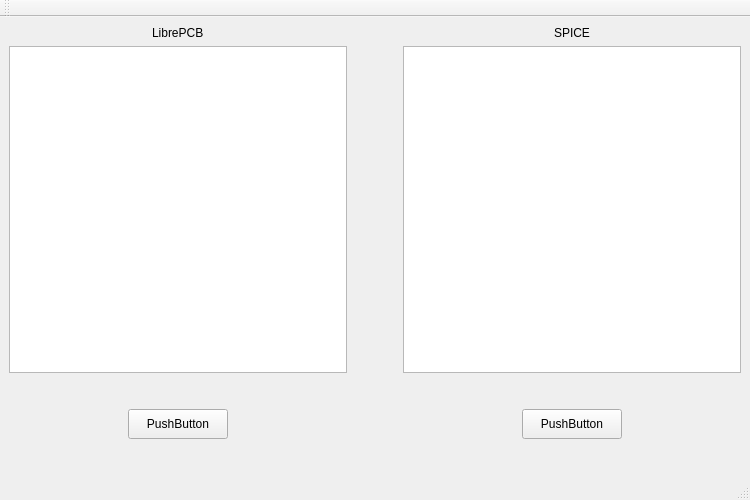
This is mainwindow.ui in SirBlaz333/L2Spice as Qt 5 draws it before an edit. The edited form follows.
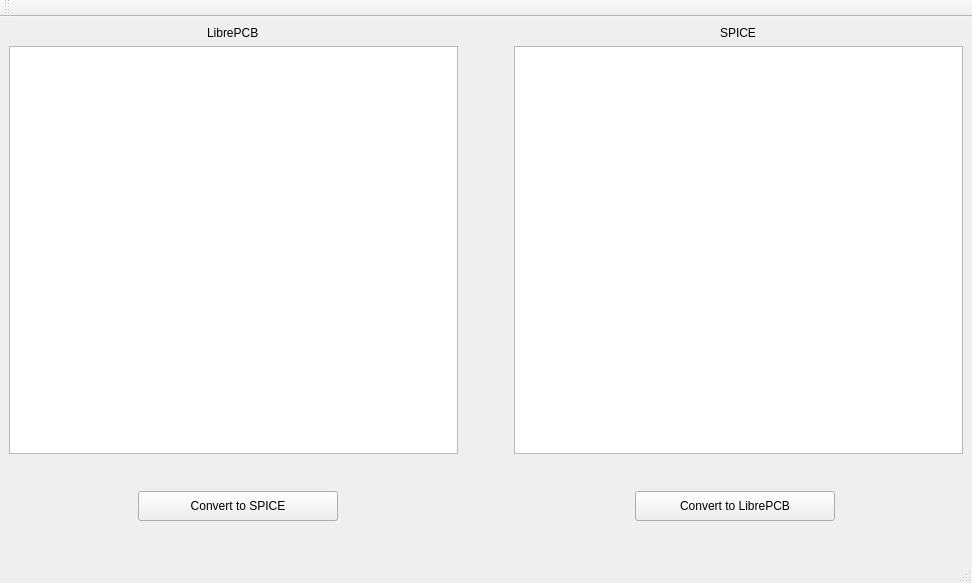
This is the edited form. Icons and pictures are not drawn.

```diff
--- a/mainwindow.ui
+++ b/mainwindow.ui
@@ -6,8 +6,8 @@
    <rect>
     <x>0</x>
     <y>0</y>
-    <width>750</width>
-    <height>500</height>
+    <width>972</width>
+    <height>583</height>
    </rect>
   </property>
   <property name="sizePolicy">
@@ -19,7 +19,7 @@
   <property name="minimumSize">
    <size>
     <width>750</width>
-    <height>500</height>
+    <height>550</height>
    </size>
   </property>
   <property name="windowTitle">
@@ -44,8 +44,45 @@
    <property name="styleSheet">
     <string notr="true"/>
    </property>
-   <layout class="QGridLayout" name="gridLayout">
-    <item row="4" column="2">
+   <layout class="QHBoxLayout" name="horizontalLayout">
+    <item>
+     <layout class="QGridLayout" name="gridLayout_4">
+      <item row="4" column="7">
+       <spacer name="horizontalSpacer_3">
+        <property name="orientation">
+         <enum>Qt::Horizontal</enum>
+        </property>
+        <property name="sizeType">
+         <enum>QSizePolicy::Expanding</enum>
+        </property>
+        <property name="sizeHint" stdset="0">
+         <size>
+          <width>40</width>
+          <height>20</height>
+         </size>
+        </property>
+       </spacer>
+      </item>
+      <item row="4" column="3">
+       <widget class="QPushButton" name="pushButton">
+        <property name="minimumSize">
+         <size>
+          <width>200</width>
+          <height>30</height>
+         </size>
+        </property>
+        <property name="maximumSize">
+         <size>
+          <width>200</width>
+          <height>30</height>
+         </size>
+        </property>
+        <property name="text">
+         <string>Convert to SPICE</string>
+        </property>
+       </widget>
+      </item>
+      <item row="5" column="7" colspan="6">
      <spacer name="verticalSpacer_3">
       <property name="orientation">
        <enum>Qt::Vertical</enum>
@@ -61,7 +98,96 @@
       </property>
      </spacer>
     </item>
-    <item row="4" column="0">
+      <item row="4" column="8">
+       <widget class="QLabel" name="label_4">
+        <property name="minimumSize">
+         <size>
+          <width>32</width>
+          <height>32</height>
+         </size>
+        </property>
+        <property name="maximumSize">
+         <size>
+          <width>32</width>
+          <height>32</height>
+         </size>
+        </property>
+        <property name="layoutDirection">
+         <enum>Qt::LeftToRight</enum>
+        </property>
+        <property name="text">
+         <string/>
+        </property>
+        <property name="pixmap">
+         <pixmap resource="resources.qrc">:/img/left-arrow.png</pixmap>
+        </property>
+        <property name="scaledContents">
+         <bool>true</bool>
+        </property>
+       </widget>
+      </item>
+      <item row="4" column="4">
+       <widget class="QLabel" name="label_3">
+        <property name="minimumSize">
+         <size>
+          <width>32</width>
+          <height>32</height>
+         </size>
+        </property>
+        <property name="maximumSize">
+         <size>
+          <width>32</width>
+          <height>32</height>
+         </size>
+        </property>
+        <property name="text">
+         <string/>
+        </property>
+        <property name="pixmap">
+         <pixmap resource="resources.qrc">:/img/right-arrow.png</pixmap>
+        </property>
+        <property name="scaledContents">
+         <bool>true</bool>
+        </property>
+       </widget>
+      </item>
+      <item row="4" column="10">
+       <spacer name="horizontalSpacer_6">
+        <property name="orientation">
+         <enum>Qt::Horizontal</enum>
+        </property>
+        <property name="sizeHint" stdset="0">
+         <size>
+          <width>40</width>
+          <height>20</height>
+         </size>
+        </property>
+       </spacer>
+      </item>
+      <item row="4" column="5">
+       <spacer name="horizontalSpacer_2">
+        <property name="orientation">
+         <enum>Qt::Horizontal</enum>
+        </property>
+        <property name="sizeType">
+         <enum>QSizePolicy::Expanding</enum>
+        </property>
+        <property name="sizeHint" stdset="0">
+         <size>
+          <width>40</width>
+          <height>20</height>
+         </size>
+        </property>
+       </spacer>
+      </item>
+      <item row="0" column="7" colspan="6" alignment="Qt::AlignHCenter|Qt::AlignVCenter">
+       <widget class="QLabel" name="label_2">
+        <property name="text">
+         <string>SPICE</string>
+        </property>
+       </widget>
+      </item>
+      <item row="5" column="0" colspan="6">
      <spacer name="verticalSpacer_2">
       <property name="orientation">
        <enum>Qt::Vertical</enum>
@@ -77,71 +203,72 @@
       </property>
      </spacer>
     </item>
-    <item row="1" column="0">
-     <widget class="QTextEdit" name="textEdit">
-      <property name="minimumSize">
-       <size>
-        <width>335</width>
-        <height>326</height>
-       </size>
-      </property>
-      <property name="styleSheet">
-       <string notr="true"/>
-      </property>
-     </widget>
-    </item>
-    <item row="2" column="0">
-     <spacer name="verticalSpacer">
-      <property name="orientation">
-       <enum>Qt::Vertical</enum>
-      </property>
-      <property name="sizeType">
-       <enum>QSizePolicy::Fixed</enum>
-      </property>
-      <property name="sizeHint" stdset="0">
-       <size>
-        <width>20</width>
-        <height>30</height>
-       </size>
-      </property>
-     </spacer>
-    </item>
-    <item row="3" column="2" alignment="Qt::AlignHCenter|Qt::AlignVCenter">
+      <item row="4" column="9">
      <widget class="QPushButton" name="pushButton_2">
       <property name="minimumSize">
        <size>
-        <width>100</width>
+          <width>200</width>
         <height>30</height>
        </size>
       </property>
       <property name="maximumSize">
        <size>
-        <width>500</width>
-        <height>500</height>
-       </size>
-      </property>
-      <property name="text">
-       <string>PushButton</string>
-      </property>
-     </widget>
-    </item>
-    <item row="2" column="2">
-     <spacer name="verticalSpacer_4">
-      <property name="orientation">
-       <enum>Qt::Vertical</enum>
-      </property>
-      <property name="sizeType">
-       <enum>QSizePolicy::Fixed</enum>
-      </property>
-      <property name="sizeHint" stdset="0">
-       <size>
-        <width>20</width>
+          <width>200</width>
         <height>30</height>
        </size>
       </property>
-     </spacer>
-    </item>
-    <item row="1" column="2">
+        <property name="text">
+         <string>Convert to LibrePCB</string>
+        </property>
+       </widget>
+      </item>
+      <item row="0" column="0" colspan="6" alignment="Qt::AlignHCenter|Qt::AlignVCenter">
+       <widget class="QLabel" name="label">
+        <property name="text">
+         <string>LibrePCB</string>
+        </property>
+       </widget>
+      </item>
+      <item row="4" column="2">
+       <spacer name="horizontalSpacer_7">
+        <property name="orientation">
+         <enum>Qt::Horizontal</enum>
+        </property>
+        <property name="sizeHint" stdset="0">
+         <size>
+          <width>40</width>
+          <height>20</height>
+         </size>
+        </property>
+       </spacer>
+      </item>
+      <item row="4" column="0" colspan="2">
+       <spacer name="horizontalSpacer_4">
+        <property name="orientation">
+         <enum>Qt::Horizontal</enum>
+        </property>
+        <property name="sizeHint" stdset="0">
+         <size>
+          <width>40</width>
+          <height>20</height>
+         </size>
+        </property>
+       </spacer>
+      </item>
+      <item row="4" column="11" colspan="2">
+       <spacer name="horizontalSpacer_5">
+        <property name="orientation">
+         <enum>Qt::Horizontal</enum>
+        </property>
+        <property name="sizeHint" stdset="0">
+         <size>
+          <width>40</width>
+          <height>20</height>
+         </size>
+        </property>
+       </spacer>
+      </item>
+      <item row="1" column="7" colspan="6">
      <widget class="QTextEdit" name="textEdit_2">
       <property name="minimumSize">
        <size>
@@ -154,26 +281,7 @@
       </property>
      </widget>
     </item>
-    <item row="3" column="0" alignment="Qt::AlignHCenter|Qt::AlignVCenter">
-     <widget class="QPushButton" name="pushButton">
-      <property name="minimumSize">
-       <size>
-        <width>100</width>
-        <height>30</height>
-       </size>
-      </property>
-      <property name="maximumSize">
-       <size>
-        <width>500</width>
-        <height>500</height>
-       </size>
-      </property>
-      <property name="text">
-       <string>PushButton</string>
-      </property>
-     </widget>
-    </item>
-    <item row="1" column="1" rowspan="4">
+      <item row="1" column="6" rowspan="5">
      <spacer name="horizontalSpacer">
       <property name="orientation">
        <enum>Qt::Horizontal</enum>
@@ -189,19 +297,52 @@
       </property>
      </spacer>
     </item>
-    <item row="0" column="0" alignment="Qt::AlignHCenter">
-     <widget class="QLabel" name="label">
-      <property name="text">
-       <string>LibrePCB</string>
-      </property>
-     </widget>
-    </item>
-    <item row="0" column="2" alignment="Qt::AlignHCenter">
-     <widget class="QLabel" name="label_2">
-      <property name="text">
-       <string>SPICE</string>
-      </property>
-     </widget>
+      <item row="1" column="0" colspan="6">
+       <widget class="QTextEdit" name="textEdit">
+        <property name="minimumSize">
+         <size>
+          <width>335</width>
+          <height>326</height>
+         </size>
+        </property>
+        <property name="styleSheet">
+         <string notr="true"/>
+        </property>
+       </widget>
+      </item>
+      <item row="2" column="0" rowspan="2" colspan="6">
+       <spacer name="verticalSpacer">
+        <property name="orientation">
+         <enum>Qt::Vertical</enum>
+        </property>
+        <property name="sizeType">
+         <enum>QSizePolicy::Fixed</enum>
+        </property>
+        <property name="sizeHint" stdset="0">
+         <size>
+          <width>20</width>
+          <height>30</height>
+         </size>
+        </property>
+       </spacer>
+      </item>
+      <item row="2" column="7" rowspan="2" colspan="6">
+       <spacer name="verticalSpacer_4">
+        <property name="orientation">
+         <enum>Qt::Vertical</enum>
+        </property>
+        <property name="sizeType">
+         <enum>QSizePolicy::Fixed</enum>
+        </property>
+        <property name="sizeHint" stdset="0">
+         <size>
+          <width>20</width>
+          <height>30</height>
+         </size>
+        </property>
+       </spacer>
+      </item>
+     </layout>
     </item>
    </layout>
   </widget>
```
Left out of the diff: 6 changed lines with no effect on the pictures. Lines whose indentation alone changed are shown as unchanged.
